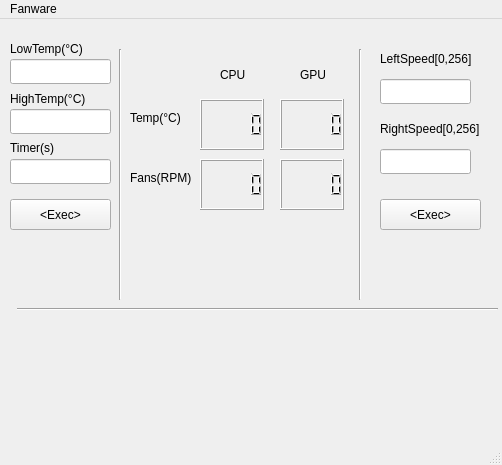
Above: untitled/mainwindow.ui from madhavpcm/DellG5SE-Fan-Linux before the change. Below: the same form after it.
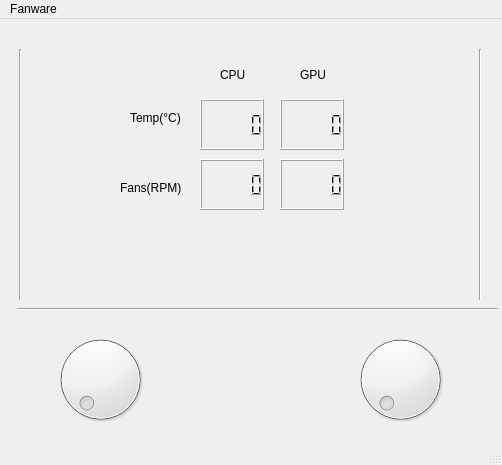
That is the form after the change. Icons and pictures are not drawn.

The edit to the form file:
```diff
--- a/untitled/mainwindow.ui
+++ b/untitled/mainwindow.ui
@@ -14,88 +14,6 @@
    <string>MainWindow</string>
   </property>
   <widget class="QWidget" name="centralwidget">
-   <widget class="QLabel" name="lowtemp">
-    <property name="geometry">
-     <rect>
-      <x>10</x>
-      <y>20</y>
-      <width>91</width>
-      <height>20</height>
-     </rect>
-    </property>
-    <property name="text">
-     <string>LowTemp(°C)</string>
-    </property>
-   </widget>
-   <widget class="QLabel" name="hightemp">
-    <property name="geometry">
-     <rect>
-      <x>10</x>
-      <y>70</y>
-      <width>101</width>
-      <height>20</height>
-     </rect>
-    </property>
-    <property name="text">
-     <string>HighTemp(°C)</string>
-    </property>
-   </widget>
-   <widget class="QLabel" name="timer">
-    <property name="geometry">
-     <rect>
-      <x>10</x>
-      <y>120</y>
-      <width>73</width>
-      <height>17</height>
-     </rect>
-    </property>
-    <property name="text">
-     <string>Timer(s)</string>
-    </property>
-   </widget>
-   <widget class="QLineEdit" name="lowtemp_input">
-    <property name="geometry">
-     <rect>
-      <x>10</x>
-      <y>40</y>
-      <width>101</width>
-      <height>25</height>
-     </rect>
-    </property>
-   </widget>
-   <widget class="QLineEdit" name="hightemp_input">
-    <property name="geometry">
-     <rect>
-      <x>10</x>
-      <y>90</y>
-      <width>101</width>
-      <height>25</height>
-     </rect>
-    </property>
-   </widget>
-   <widget class="QLineEdit" name="timer_input">
-    <property name="geometry">
-     <rect>
-      <x>10</x>
-      <y>140</y>
-      <width>101</width>
-      <height>25</height>
-     </rect>
-    </property>
-   </widget>
-   <widget class="QPushButton" name="Exec">
-    <property name="geometry">
-     <rect>
-      <x>10</x>
-      <y>180</y>
-      <width>101</width>
-      <height>31</height>
-     </rect>
-    </property>
-    <property name="text">
-     <string>&lt;Exec&gt;</string>
-    </property>
-   </widget>
    <widget class="QLCDNumber" name="cpu_temp">
     <property name="geometry">
      <rect>
@@ -152,8 +70,8 @@
    <widget class="QLabel" name="rpm">
     <property name="geometry">
      <rect>
-      <x>130</x>
-      <y>150</y>
+      <x>120</x>
+      <y>160</y>
       <width>71</width>
       <height>17</height>
      </rect>
@@ -165,7 +83,7 @@
    <widget class="Line" name="line">
     <property name="geometry">
      <rect>
-      <x>110</x>
+      <x>10</x>
       <y>30</y>
       <width>20</width>
       <height>251</height>
@@ -214,59 +132,10 @@
      <string>GPU</string>
     </property>
    </widget>
-   <widget class="QLineEdit" name="leftspeed_input">
-    <property name="geometry">
-     <rect>
-      <x>380</x>
-      <y>60</y>
-      <width>91</width>
-      <height>25</height>
-     </rect>
-    </property>
-   </widget>
-   <widget class="QLineEdit" name="rightspeed_input">
-    <property name="geometry">
-     <rect>
-      <x>380</x>
-      <y>130</y>
-      <width>91</width>
-      <height>25</height>
-     </rect>
-    </property>
-   </widget>
-   <widget class="QLabel" name="righspeed">
-    <property name="geometry">
-     <rect>
-      <x>380</x>
-      <y>100</y>
-      <width>121</width>
-      <height>20</height>
-     </rect>
-    </property>
-    <property name="text">
-     <string>RightSpeed[0,256]</string>
-    </property>
-   </widget>
-   <widget class="QLabel" name="righspeed_2">
-    <property name="geometry">
-     <rect>
-      <x>380</x>
-      <y>30</y>
-      <width>121</width>
-      <height>20</height>
-     </rect>
-    </property>
-    <property name="text">
-     <string>LeftSpeed[0,256]</string>
-    </property>
-    <property name="alignment">
-     <set>Qt::AlignJustify|Qt::AlignVCenter</set>
-    </property>
-   </widget>
    <widget class="Line" name="line_3">
     <property name="geometry">
      <rect>
-      <x>350</x>
+      <x>470</x>
       <y>30</y>
       <width>20</width>
       <height>251</height>
@@ -320,17 +189,30 @@
      <set>Qt::AlignCenter</set>
     </property>
    </widget>
-   <widget class="QPushButton" name="exec2">
+   <widget class="QDial" name="dial_cpu">
     <property name="geometry">
      <rect>
-      <x>380</x>
-      <y>180</y>
-      <width>101</width>
-      <height>31</height>
+      <x>10</x>
+      <y>310</y>
+      <width>181</width>
+      <height>101</height>
      </rect>
     </property>
-    <property name="text">
-     <string>&lt;Exec&gt;</string>
+    <property name="maximum">
+     <number>255</number>
+    </property>
+   </widget>
+   <widget class="QDial" name="dial_gpu">
+    <property name="geometry">
+     <rect>
+      <x>310</x>
+      <y>310</y>
+      <width>181</width>
+      <height>101</height>
+     </rect>
+    </property>
+    <property name="maximum">
+     <number>255</number>
     </property>
    </widget>
   </widget>
```
